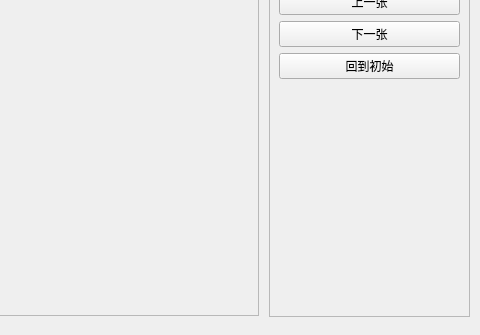
Qt form MCSKinApp/MCSkinApp.ui (SleepingCatXD/MCSkinApp) before a commit; both pictures show x 551 to 1031 and y 363 to 698 of the 1031 by 698 pixel window.
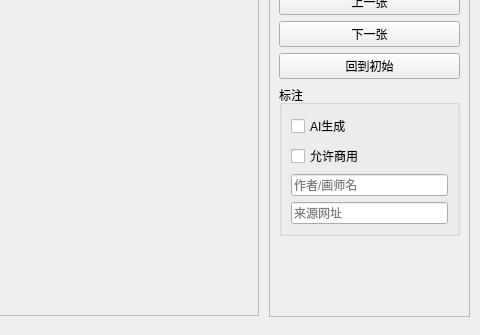
The same form after that commit. Custom widgets are drawn as their Qt base class.

What changed in the file:
```diff
--- a/MCSKinApp/MCSkinApp.ui
+++ b/MCSKinApp/MCSkinApp.ui
@@ -171,6 +171,49 @@
        </property>
       </widget>
      </item>
+     <item>
+      <widget class="QGroupBox" name="groupBox_2">
+       <property name="title">
+        <string>标注</string>
+       </property>
+       <layout class="QVBoxLayout" name="verticalLayout_4">
+        <item>
+         <widget class="QCheckBox" name="chkMain_IsAI">
+          <property name="text">
+           <string>AI生成</string>
+          </property>
+         </widget>
+        </item>
+        <item>
+         <widget class="QCheckBox" name="chkMain_IsCommercial">
+          <property name="text">
+           <string>允许商用</string>
+          </property>
+         </widget>
+        </item>
+        <item>
+         <widget class="QLineEdit" name="editMain_Author">
+          <property name="inputMask">
+           <string/>
+          </property>
+          <property name="text">
+           <string/>
+          </property>
+          <property name="placeholderText">
+           <string>作者/画师名</string>
+          </property>
+         </widget>
+        </item>
+        <item>
+         <widget class="QLineEdit" name="editMain_SourceUrl">
+          <property name="placeholderText">
+           <string>来源网址</string>
+          </property>
+         </widget>
+        </item>
+       </layout>
+      </widget>
+     </item>
      <item>
       <spacer name="verticalSpacer">
        <property name="orientation">
@@ -179,7 +222,7 @@
        <property name="sizeHint" stdset="0">
         <size>
          <width>20</width>
-         <height>48</height>
+         <height>40</height>
         </size>
        </property>
       </spacer>
```
Left out of the diff: 6 changed lines with no effect on the pictures.
